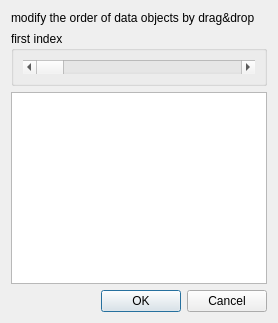
kateyy/geohazardvis, file gui/widgets/ScalarRearrangeObjects.ui: the form before one commit.
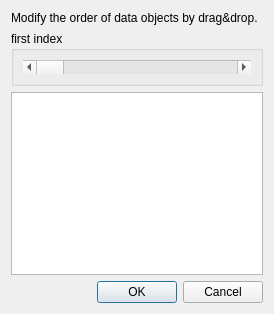
The form after the commit.

```diff
--- a/gui/widgets/ScalarRearrangeObjects.ui
+++ b/gui/widgets/ScalarRearrangeObjects.ui
@@ -2,6 +2,14 @@
 <ui version="4.0">
  <class>ScalarRearrangeObjects</class>
  <widget class="QDialog" name="ScalarRearrangeObjects">
+  <property name="geometry">
+   <rect>
+    <x>0</x>
+    <y>0</y>
+    <width>274</width>
+    <height>314</height>
+   </rect>
+  </property>
   <property name="windowTitle">
    <string>Dialog</string>
   </property>
@@ -9,7 +17,7 @@
    <item>
     <widget class="QLabel" name="label">
      <property name="text">
-      <string>modify the order of data objects by drag&amp;drop</string>
+      <string>Modify the order of data objects by drag&amp;drop.</string>
      </property>
     </widget>
    </item>
```
Left out of the diff: 2 changed lines with no effect on the pictures.
